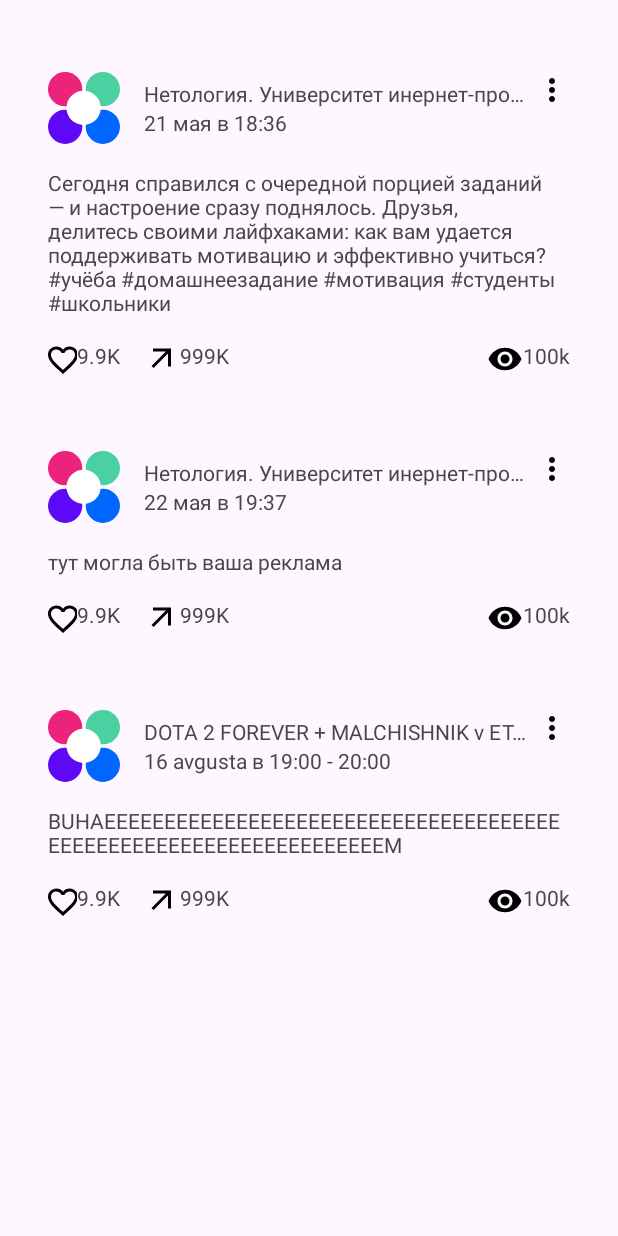
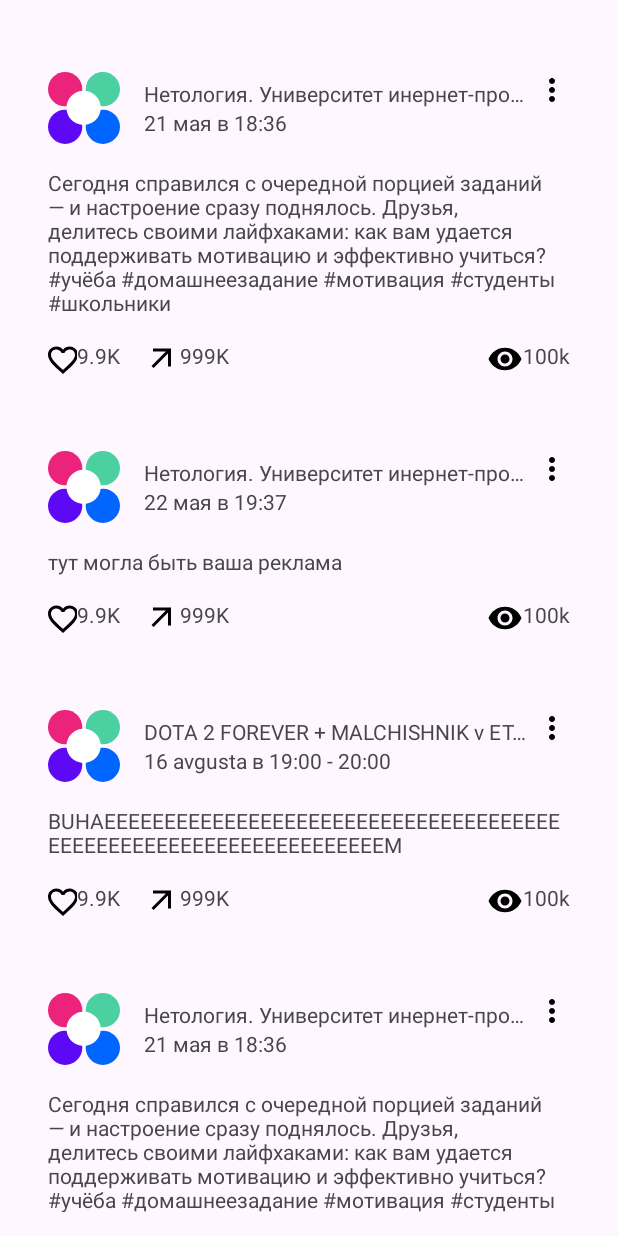
Before and after one commit to KhaustovTF/AndroidRep, an Android app: the screen it shows after launch (MainActivity), on a phone screen of 412 x 824 dp. Run offline under Robolectric (Android 15) with nearby library versions, the phone set to English and light mode, and no system bars.

Commit message:
starting doing HM again.

```diff
--- a/app/build.gradle
+++ b/app/build.gradle
@@ -44,7 +44,10 @@ dependencies {
     testImplementation libs.junit
     androidTestImplementation libs.androidx.junit
     androidTestImplementation libs.androidx.espresso.core
-//    implementation libs.androidx.activity.ktx
-//    implementation libs.androidx.lifecycle.viewmodel.ktx
-//    implementation libs.androidx.lifecycle.livedata.ktx
+    implementation libs.androidx.activity.ktx
+    implementation libs.androidx.lifecycle.viewmodel.ktx
+    implementation libs.androidx.lifecycle.livedata.ktx
+    implementation libs.androidx.recyclerview
+
+
 }
--- a/app/src/main/java/ru/netology/myapp/MainActivity.kt
+++ b/app/src/main/java/ru/netology/myapp/MainActivity.kt
@@ -5,6 +5,7 @@ import android.os.Bundle
 import androidx.activity.enableEdgeToEdge
 import androidx.activity.viewModels
 import androidx.appcompat.app.AppCompatActivity
+import ru.netology.myapp.adapter.PostAdapter
 import ru.netology.myapp.databinding.ActivityMainBinding
 import ru.netology.myapp.databinding.CardPostBinding
 
@@ -20,55 +21,17 @@ class MainActivity : AppCompatActivity() {
         setContentView(binding.root)
 
 
-        viewModel.data.observe(this) { posts ->
-            binding.container.removeAllViews()
-            posts.forEach { post ->
-                CardPostBinding.inflate(layoutInflater, binding.container, true).apply {
-
-                    authorNameText.text = post.author
-                    postsContent.text = post.content
-                    publishedTimeText.text = post.published
-                    likeButtonCount.text = SingleCountFix.counteFixer(post.likesCount)
-                    repostButtonCount.text = SingleCountFix.counteFixer(post.repostCount)
-
-//            like button codee
-
-                    likeButton.setImageResource(
-                        if (post.likesByMe) {
-                            R.drawable.baseline_favorite_24
-
-                        } else {
-                            R.drawable.baseline_favorite_border_24
-
-                        }
-                    )
-                    likeButton.setOnClickListener {
+        val adapter = PostAdapter { post ->
             viewModel.like(post.id)
+            viewModel.repost(post.id)
         }
 
-                    repostButton.setOnClickListener {
-//                post.repostCount++
-                        viewModel.repost(post.id)
-//                repostButtonCount.text = countefixer(post.repostCount)
-                    }
-
-                }.root
-
-            }
+        binding.list.adapter = adapter
 
 
-//                if (post.likesByMe){
-//                    post.likesCount++
-//                }else{
-//                    post.likesCount--
-//                }
-
-
-
+        viewModel.data.observe(this) { posts ->
+            adapter.submitList(posts)
         }
-
-//            Repost-button code
-
 
     }
 
--- a/app/src/main/java/ru/netology/myapp/PostRepositoryInMemoryImpl.kt
+++ b/app/src/main/java/ru/netology/myapp/PostRepositoryInMemoryImpl.kt
@@ -8,6 +8,42 @@ class PostRepositoryInMemoryImpl : PostRepository {
 
 
     private var posts = listOf(
+        Post(
+            id = 1,
+            author = "Нетология. Университет инернет-профессий будущего",
+            published = "21 мая в 18:36",
+            content = "Сегодня справился с очередной порцией заданий — и настроение сразу поднялось. Друзья, делитесь своими лайфхаками: как вам удается поддерживать мотивацию и эффективно учиться? #учёба #домашнеезадание #мотивация #студенты #школьники"
+        ),
+        Post(
+            id = 2,
+            author = "Нетология. Университет инернет-профессий прошлого",
+            published = "22 мая в 19:37",
+            content = "тут могла быть ваша реклама"
+        ),
+        Post(
+            id = 3,
+            author = "DOTA 2 FOREVER + MALCHISHNIK v ETU SATURDAY!!!!!!!!!!!!!!!!!!!!!!!!!!!!",
+            published = "16 avgusta в 19:00 - 20:00",
+            content = "BUHAEEEEEEEEEEEEEEEEEEEEEEEEEEEEEEEEEEEEEEEEEEEEEEEEEEEEEEEEEEEEEEEEEEM"
+        ),
+        Post(
+            id = 4,
+            author = "Нетология. Университет инернет-профессий будущего",
+            published = "21 мая в 18:36",
+            content = "Сегодня справился с очередной порцией заданий — и настроение сразу поднялось. Друзья, делитесь своими лайфхаками: как вам удается поддерживать мотивацию и эффективно учиться? #учёба #домашнеезадание #мотивация #студенты #школьники"
+        ),
+        Post(
+            id = 5,
+            author = "Нетология. Университет инернет-профессий прошлого",
+            published = "22 мая в 19:37",
+            content = "тут могла быть ваша реклама"
+        ),
+        Post(
+            id = 6,
+            author = "DOTA 2 FOREVER + MALCHISHNIK v ETU SATURDAY!!!!!!!!!!!!!!!!!!!!!!!!!!!!",
+            published = "16 avgusta в 19:00 - 20:00",
+            content = "BUHAEEEEEEEEEEEEEEEEEEEEEEEEEEEEEEEEEEEEEEEEEEEEEEEEEEEEEEEEEEEEEEEEEEM"
+        ),
         Post(
             id = 1,
             author = "Нетология. Университет инернет-профессий будущего",
--- a/app/src/main/java/ru/netology/myapp/adapter/PostAdapter.kt
+++ b/app/src/main/java/ru/netology/myapp/adapter/PostAdapter.kt
@@ -2,28 +2,28 @@ package ru.netology.myapp.adapter
 
 import android.view.LayoutInflater
 import android.view.ViewGroup
+import android.widget.ListView
+import androidx.recyclerview.widget.DiffUtil
+import androidx.recyclerview.widget.ListAdapter
 import androidx.recyclerview.widget.RecyclerView
+import ru.netology.myapp.R
+import ru.netology.myapp.SingleCountFix
 import ru.netology.myapp.databinding.ActivityMainBinding
+import ru.netology.myapp.databinding.CardPostBinding
 import ru.netology.myapp.dto.Post
 
 typealias onLikeListener = (post: Post) -> Unit
 
 
 class PostAdapter(private val onLikeListener: onLikeListener) :
-    RecyclerView.Adapter<PostViewHolder>() {
-
-    var list: List<Post> = emptyList()
-        set(value) {
-            field = value
-            notifyDataSetChanged()
-        }
+    ListAdapter<Post, PostViewHolder>(PostDiffCallBack) {
 
 
     override fun onCreateViewHolder(
         parent: ViewGroup,
         viewType: Int
     ): PostViewHolder {
-        val binding = ActivityMainBinding.inflate(LayoutInflater.from(parent.context), parent ,false)
+        val binding = CardPostBinding.inflate(LayoutInflater.from(parent.context), parent, false)
         return PostViewHolder(binding, onLikeListener)
     }
 
@@ -31,19 +31,53 @@ class PostAdapter(private val onLikeListener: onLikeListener) :
         holder: PostViewHolder,
         position: Int
     ) {
-        val post = list[position]
+        val post = getItem(position)
         holder.bind(post)
     }
 
-    override fun getItemCount(): Int = list.size
 
 }
 
 class PostViewHolder(
-    private val binding: ActivityMainBinding,
+    private val binding: CardPostBinding,
     private val onLikeListener: onLikeListener
 ) : RecyclerView.ViewHolder(binding.root) {
-    fun bind(post: Post) {
+    fun bind(post: Post) = with(binding) {
+        authorNameText.text = post.author
+        postsContent.text = post.content
+        publishedTimeText.text = post.published
+        likeButtonCount.text = SingleCountFix.counteFixer(post.likesCount)
+        repostButtonCount.text = SingleCountFix.counteFixer(post.repostCount)
 
+//            like button codee
+
+        likeButton.setImageResource(
+            if (post.likesByMe) {
+                R.drawable.baseline_favorite_24
+
+            } else {
+                R.drawable.baseline_favorite_border_24
+
+            }
+        )
+        likeButton.setOnClickListener {
+            onLikeListener(post)
+        }
+
+        repostButton.setOnClickListener {
+//                post.repostCount++
+            onLikeListener(post)
+//                repostButtonCount.text = countefixer(post.repostCount)
+        }
     }
 }
+
+object PostDiffCallBack: DiffUtil.ItemCallback<Post>(){
+    override fun areItemsTheSame(oldItem: Post, newItem: Post): Boolean {
+        return oldItem.id == newItem.id
+    }
+
+    override fun areContentsTheSame(oldItem: Post, newItem: Post): Boolean {
+        return oldItem == newItem
+    }
+}
--- a/app/src/main/res/layout/activity_main.xml
+++ b/app/src/main/res/layout/activity_main.xml
@@ -1,8 +1,9 @@
 <?xml version="1.0" encoding="utf-8"?>
-<ScrollView
+<FrameLayout
 
     xmlns:android="http://schemas.android.com/apk/res/android"
     xmlns:tools="http://schemas.android.com/tools"
+    xmlns:app="http://schemas.android.com/apk/res-auto"
     android:id="@+id/main"
     android:layout_marginTop="@dimen/common_spacing"
     android:layout_width="match_parent"
@@ -11,13 +12,15 @@
     tools:context=".MainActivity">
 
 
-    <LinearLayout
+    <androidx.recyclerview.widget.RecyclerView
+        android:id="@+id/list"
         android:layout_width="match_parent"
         android:layout_height="match_parent"
-        android:id="@+id/container"
-        android:orientation="vertical"/>
+        tools:listitem="@layout/card_post"
+        app:layoutManager="androidx.recyclerview.widget.LinearLayoutManager"
+        />
 
 
 
 
-</ScrollView>
+</FrameLayout>
--- a/gradle/libs.versions.toml
+++ b/gradle/libs.versions.toml
@@ -10,12 +10,14 @@ lifecycleViewmodelKtx = "2.9.2"
 material = "1.12.0"
 activity = "1.10.1"
 constraintlayout = "2.2.1"
+recyclerview = "1.2.1"
 
 [libraries]
 androidx-activity-ktx = { module = "androidx.activity:activity-ktx", version.ref = "activity" }
 androidx-core-ktx = { group = "androidx.core", name = "core-ktx", version.ref = "coreKtx" }
 androidx-lifecycle-livedata-ktx = { module = "androidx.lifecycle:lifecycle-livedata-ktx", version.ref = "lifecycleViewmodelKtx" }
 androidx-lifecycle-viewmodel-ktx = { module = "androidx.lifecycle:lifecycle-viewmodel-ktx", version.ref = "lifecycleViewmodelKtx" }
+androidx-recyclerview = { module = "androidx.recyclerview:recyclerview", version.ref = "recyclerview" }
 junit = { group = "junit", name = "junit", version.ref = "junit" }
 androidx-junit = { group = "androidx.test.ext", name = "junit", version.ref = "junitVersion" }
 androidx-espresso-core = { group = "androidx.test.espresso", name = "espresso-core", version.ref = "espressoCore" }
```
Lines whose indentation alone changed are shown as unchanged.
